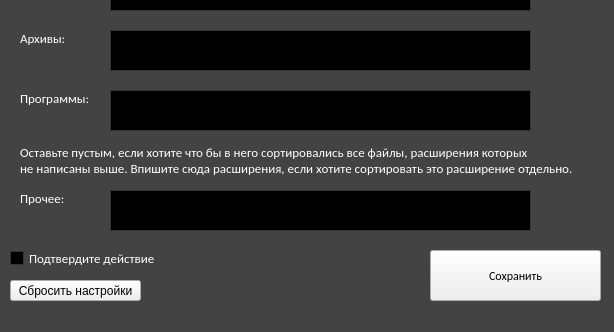
This is FileType.ui in FLAMERKAx/dcRepo as Qt 5 draws it before an edit; both pictures show x 0 to 614 and y 330 to 662 of the 614 by 662 pixel window. The edited form follows.
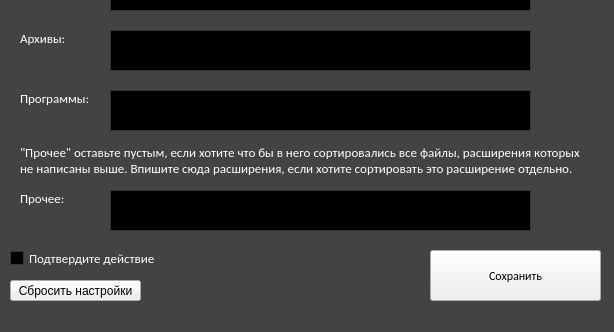
This is the edited form.

Patch:
```diff
--- a/FileType.ui
+++ b/FileType.ui
@@ -798,7 +798,7 @@
      </font>
     </property>
     <property name="text">
-     <string>Оставьте пустым, если хотите что бы в него сортировались все файлы, расширения которых 
+     <string>&quot;Прочее&quot; оставьте пустым, если хотите что бы в него сортировались все файлы, расширения которых 
 не написаны выше. Впишите сюда расширения, если хотите сортировать это расширение отдельно.</string>
     </property>
    </widget>
```
